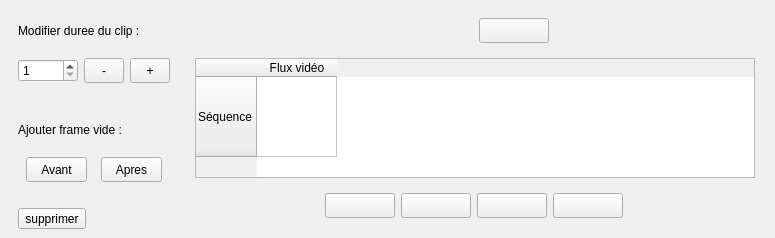
Before: the Qt Designer form src/tweedy/gui/timeline/TimeLineUi.ui in stopmotionimac/tweedy, drawn with Qt 5.
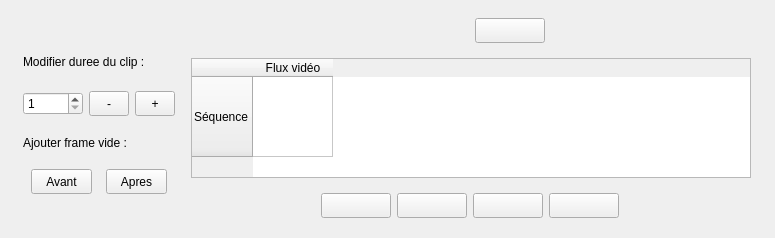
After: the same form once the commit is applied.

What changed in the file:
```diff
--- a/src/tweedy/gui/timeline/TimeLineUi.ui
+++ b/src/tweedy/gui/timeline/TimeLineUi.ui
@@ -33,19 +33,14 @@
        <enum>QLayout::SetMaximumSize</enum>
       </property>
       <item>
-       <layout class="QVBoxLayout" name="modifsClipLayout"/>
-      </item>
-      <item>
-       <layout class="QVBoxLayout" name="verticalLayout_2">
-        <item>
          <layout class="QVBoxLayout" name="verticalLayout">
           <item>
            <layout class="QVBoxLayout" name="dureeClipLayout">
             <property name="topMargin">
-             <number>0</number>
+           <number>30</number>
             </property>
             <property name="bottomMargin">
-             <number>20</number>
+           <number>0</number>
             </property>
             <item>
              <widget class="QLabel" name="labelDuration">
@@ -129,7 +124,7 @@
              <number>0</number>
             </property>
             <property name="bottomMargin">
-             <number>20</number>
+           <number>35</number>
             </property>
             <item>
              <widget class="QLabel" name="labelBlank">
@@ -181,15 +176,6 @@
              </layout>
             </item>
            </layout>
-          </item>
-         </layout>
-        </item>
-        <item>
-         <widget class="QToolButton" name="deleteButton">
-          <property name="text">
-           <string>supprimer</string>
-          </property>
-         </widget>
         </item>
        </layout>
       </item>
```
Lines whose indentation alone changed are shown as unchanged.
